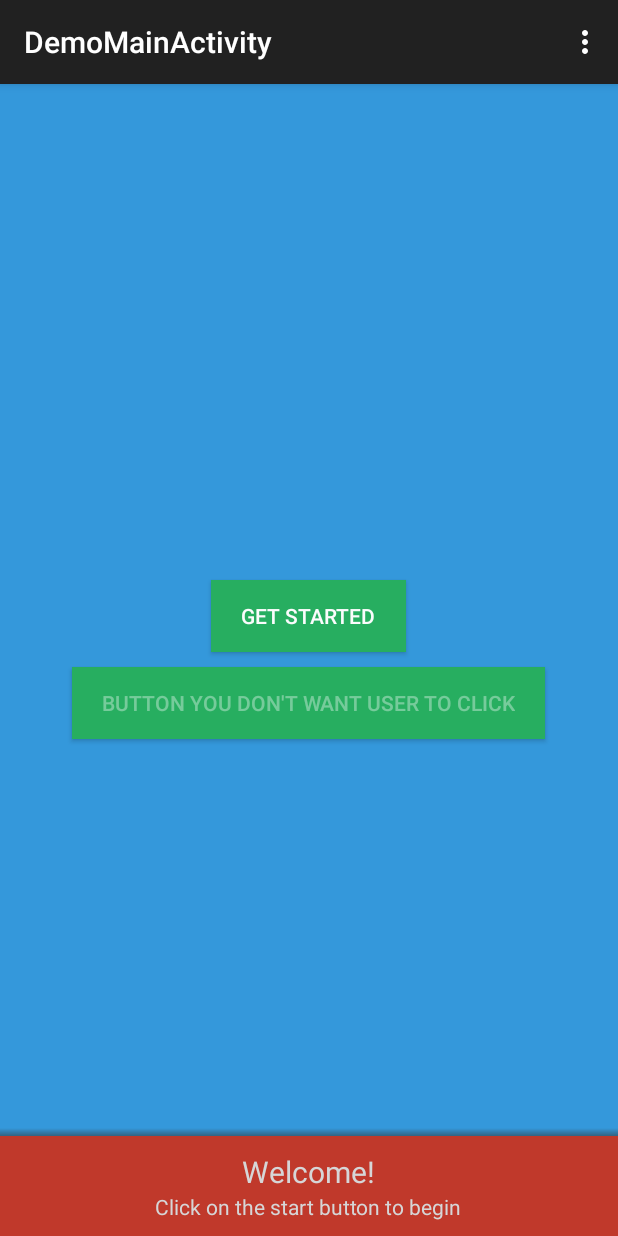
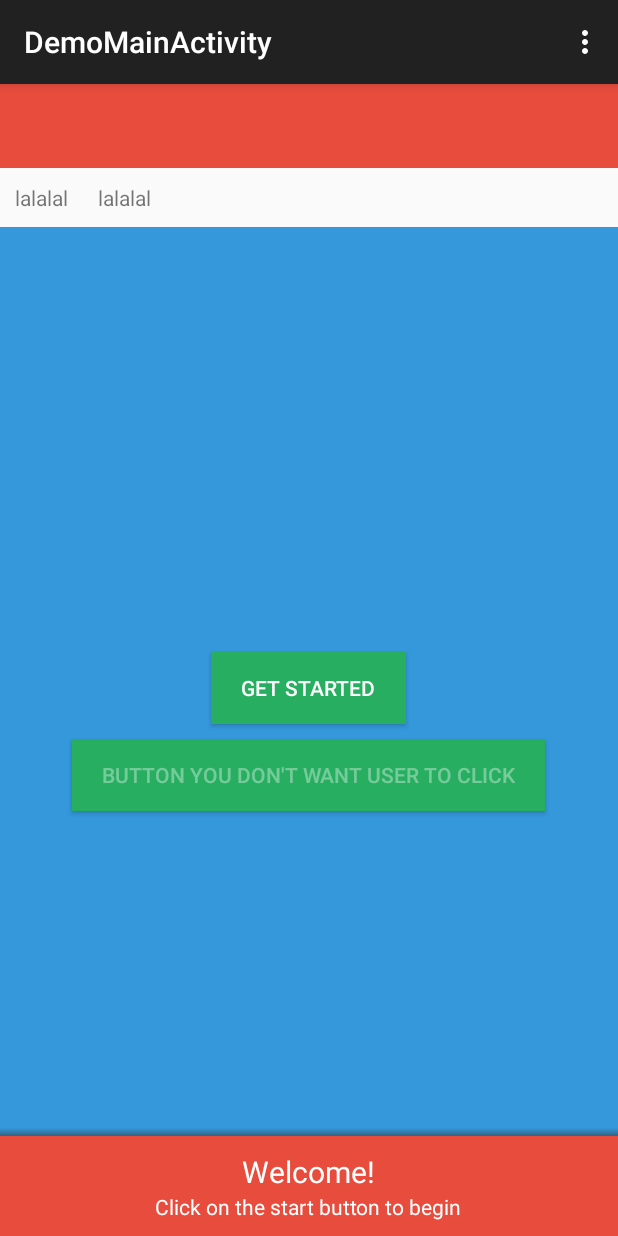
Before and after one commit to worker8/TourGuide, an Android app: the screen it shows after launch (DemoMainActivity), on a phone screen of 412 x 824 dp. Run offline under Robolectric (Android 15) with nearby library versions, the phone set to English and light mode, and no system bars; libraries missing offline, so code that uses them is left out: com.daimajia.androidanimations, com.melnykov.fab; 9 statements that could not run were skipped.

Commit message:
Bug fixes

```diff
--- a/app/src/main/java/tourguide/tourguidedemo/DemoMainActivity.java
+++ b/app/src/main/java/tourguide/tourguidedemo/DemoMainActivity.java
@@ -3,6 +3,7 @@ package tourguide.tourguidedemo;
 import android.app.Activity;
 import android.os.Bundle;
 import android.support.v7.app.ActionBarActivity;
+import android.support.v7.widget.Toolbar;
 import android.view.Gravity;
 import android.view.Menu;
 import android.view.MenuItem;
@@ -18,10 +19,18 @@ public class DemoMainActivity extends ActionBarActivity {
     public Activity mActivity;
     @Override
     protected void onCreate(Bundle savedInstanceState) {
+//        requestWindowFeature(Window.FEATURE_NO_TITLE);
+//        getWindow().setFlags(WindowManager.LayoutParams.FLAG_FULLSCREEN, WindowManager.LayoutParams.FLAG_FULLSCREEN);
+
         super.onCreate(savedInstanceState);
-//        getSupportActionBar().hide();
         mActivity = this;
+
         setContentView(R.layout.activity_demo_main);
+        Toolbar toolbar = (Toolbar)findViewById(R.id.toolbar);
+//        setSupportActionBar(toolbar);
+//        getWindow().getDecorView().setSystemUiVisibility(
+//                View.SYSTEM_UI_FLAG_LAYOUT_STABLE
+//                        | View.SYSTEM_UI_FLAG_VISIBLE);
         Button button = (Button)findViewById(R.id.button);
         Button button_dont_touch = (Button)findViewById(R.id.button_dont_touch);
         mTutorialHandler = AnimateTutorial.init(this).with(AnimateTutorial.Technique.Click)
--- a/app/src/main/res/layout/activity_demo_main.xml
+++ b/app/src/main/res/layout/activity_demo_main.xml
@@ -1,34 +1,76 @@
 <LinearLayout xmlns:android="http://schemas.android.com/apk/res/android"
-    xmlns:tools="http://schemas.android.com/tools"
+    xmlns:app="http://schemas.android.com/apk/res-auto"
     android:layout_width="match_parent"
     android:layout_height="match_parent"
+    android:layout_gravity="top"
+    android:orientation="vertical">
+
+    <android.support.v7.widget.Toolbar xmlns:android="http://schemas.android.com/apk/res/android"
+        android:id="@+id/toolbar"
+        android:layout_width="match_parent"
+        android:layout_height="wrap_content"
+        android:background="#e74c3c"
+        android:titleTextAppearance="@color/White"
+        app:theme="@style/ThemeOverlay.AppCompat.Dark.ActionBar" />
+
+    <LinearLayout
+        android:layout_width="wrap_content"
+        android:layout_height="wrap_content"
+        android:visibility="visible">
+
+        <TextView
+            android:layout_width="wrap_content"
+            android:layout_height="wrap_content"
+            android:padding="10dp"
+            android:text="lalalal"/>
+        <TextView
+            android:layout_width="wrap_content"
+            android:layout_height="wrap_content"
+            android:padding="10dp"
+            android:text="lalalal"/>
+    </LinearLayout>
+
+    <FrameLayout
+        android:layout_width="match_parent"
+        android:layout_height="match_parent">
+
+        <!-- **** Place Your Content Here **** -->
+        <LinearLayout
+            android:layout_width="match_parent"
+            android:layout_height="match_parent"
+            android:layout_gravity="center"
             android:background="#3498db"
-    android:orientation="vertical"
-    android:layout_gravity="center"
             android:gravity="center"
-    tools:context="tourguide.tourguidedemo.DemoMainActivity">
+            android:orientation="vertical">
 
             <Button
                 android:id="@+id/button"
                 android:layout_width="wrap_content"
                 android:layout_height="wrap_content"
                 android:layout_gravity="center"
+                android:background="#27ae60"
+                android:gravity="center"
                 android:paddingLeft="20dp"
                 android:paddingRight="20dp"
-        android:gravity="center"
-        android:background="#27ae60"
-        android:textColor="#fbfcfc"
-        android:text="Get Started" />
+                android:text="Get Started"
+                android:textColor="#fbfcfc" />
+
             <Button
                 android:id="@+id/button_dont_touch"
                 android:layout_width="wrap_content"
                 android:layout_height="wrap_content"
                 android:layout_gravity="center"
                 android:layout_marginTop="10dp"
+                android:background="#27ae60"
+                android:gravity="center"
                 android:paddingLeft="20dp"
                 android:paddingRight="20dp"
-        android:gravity="center"
-        android:background="#27ae60"
-        android:textColor="#60fbfcfc"
-        android:text="Button you don't want user to click" />
+                android:text="Button you don't want user to click"
+                android:textColor="#60fbfcfc" />
         </LinearLayout>
+        <!--<View-->
+        <!--android:layout_width="match_parent"-->
+        <!--android:layout_height="5dp"-->
+        <!--android:background="@drawable/toolbar_dropshadow" />-->
+    </FrameLayout>
+</LinearLayout>
--- /dev/null
+++ b/app/src/main/res/values/colors.xml
@@ -0,0 +1,4 @@
+<?xml version="1.0" encoding="utf-8"?>
+<resources>
+    <color name="White">#FFFFFF</color>
+</resources>
--- a/tourguide/src/main/java/tourguide/tourguide/AnimateTutorial.java
+++ b/tourguide/src/main/java/tourguide/tourguide/AnimateTutorial.java
@@ -148,21 +148,31 @@ public class AnimateTutorial {
         return this;
     }
     private int getXBasedOnGravity(int width){
+        int [] pos = new int[2];
+        mHighlightedView.getLocationOnScreen(pos);
+        int x = pos[0];
         if((mGravity & Gravity.RIGHT) == Gravity.RIGHT){
-            return (int)mHighlightedView.getX()+mHighlightedView.getWidth()-width;
+            return x+mHighlightedView.getWidth()-width;
         } else if ((mGravity & Gravity.LEFT) == Gravity.LEFT) {
-            return (int)mHighlightedView.getX();
+            return x;
          }else { // this is center
-            return (int)mHighlightedView.getX()+mHighlightedView.getWidth()/2-width/2;
+            return x+mHighlightedView.getWidth()/2-width/2;
         }
     }
     private int getYBasedOnGravity(int height){
+        int [] pos = new int[2];
+        mHighlightedView.getLocationInWindow(pos);
+        int y = pos[1];
+        Log.d("ddw-l","fab height: "+height);
+        Log.d("ddw-l","mHighlightedView height: "+mHighlightedView.getHeight());
+        Log.d("ddw-l","mHighlightedView.getLocationInWindow(): "+y);
+        Log.d("ddw-l","mHighlightedView.getY(): "+mHighlightedView.getY());
         if((mGravity & Gravity.BOTTOM) == Gravity.BOTTOM){
-            return (int)mHighlightedView.getY()+mHighlightedView.getHeight()-height;
+            return y+mHighlightedView.getHeight()-height;
         } else if ((mGravity & Gravity.TOP) == Gravity.TOP) {
-            return (int)mHighlightedView.getY();
+            return y;
         }else { // this is center
-            return (int)mHighlightedView.getY()+mHighlightedView.getHeight()/2-height/2;
+            return y+mHighlightedView.getHeight()/2-height/2;
         }
     }
     private void playAnimation(){
@@ -200,10 +210,10 @@ public class AnimateTutorial {
                 // calculate and set location
 //                params.gravity = Gravity.RIGHT|Gravity.TOP;
                 // This is Gravity.RIGHT:
-                Log.d("ddw","mHighlightedView.getX(): "+mHighlightedView.getX());
-                Log.d("ddw","mHighlightedView.getWidth(): "+mHighlightedView.getWidth());
+                Log.d("ddw","mHighlightedView.getY(): "+mHighlightedView.getY());
+                Log.d("ddw","mHighlightedView.getHeight(): "+mHighlightedView.getHeight());
                 Log.d("ddw", "width: " + width);
-                params.setMargins(getXBasedOnGravity(width),getYBasedOnGravity(height),0,0);
+                params.setMargins(getXBasedOnGravity(width), getYBasedOnGravity(height), 0, 0);
 //                params.setMargins((int)mHighlightedView.getX()+mHighlightedView.getWidth()/2-width/2,(int)mHighlightedView.getY()+mHighlightedView.getHeight()/2-height/2,0,0);
                 mFrameLayout.addView(fab, params);
                 mFrameLayout.setBackgroundColor(mOverlayBackgroundColor);
@@ -218,6 +228,7 @@ public class AnimateTutorial {
                         }
                     });
                 }
+
                 /* setup instruction view */
                 if (mTitle!=null || mDescription!=null) {
                     LayoutInflater layoutInflater = mActivity.getLayoutInflater();
@@ -229,9 +240,11 @@ public class AnimateTutorial {
                             .duration(description_enter_animation_duration)
                             .playOn(viewGroup);
                     mDescriptionTV.setText(mDescription);
-                    mFrameLayout.addView(viewGroup);
+//                    mFrameLayout.addView(viewGroup);
+                    ((ViewGroup) mActivity.getWindow().getDecorView().findViewById(android.R.id.content)).addView(viewGroup, layoutParams);
                 }
-                ((ViewGroup) mActivity.getWindow().getDecorView().findViewById(android.R.id.content)).addView(mFrameLayout, layoutParams);
+
+                ((ViewGroup) mActivity.getWindow().getDecorView()).addView(mFrameLayout, layoutParams);
                 performAnimationOn(fab);
             }
         });
--- a/tourguide/src/main/res/layout/description.xml
+++ b/tourguide/src/main/res/layout/description.xml
@@ -14,7 +14,7 @@
         android:layout_width="match_parent"
         android:layout_height="wrap_content"
         android:layout_gravity="bottom"
-        android:background="#c0392b"
+        android:background="#e74c3c"
         android:orientation="vertical"
         android:gravity="center"
         android:padding="10dp">
```
Also changed, not shown: 2 other files. Lines whose indentation alone changed are shown as unchanged.
